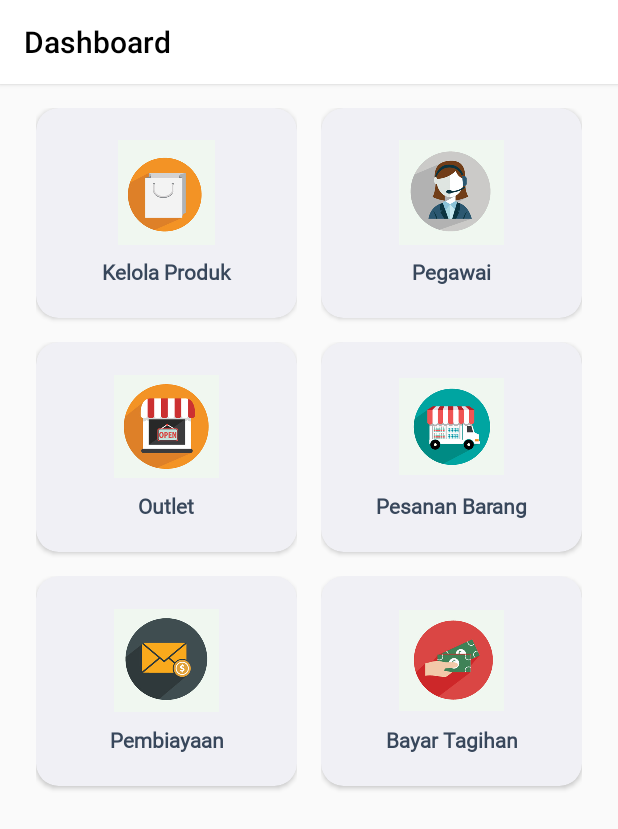
After one commit to Rinal-29/Kotlin-kasir, an Android app: the DashboardActivity screen opened directly, with no data from a screen before it, on a phone screen of 412 x 824 dp. The commit adds this screen. Shown: the top 829 px of the screen. Run offline under Robolectric (Android 15) with nearby library versions, the light colour scheme and no system bars; our stand-ins replace Picasso.

Commit message:
membuat dashboard menu

```diff
--- a/app/src/main/AndroidManifest.xml
+++ b/app/src/main/AndroidManifest.xml
@@ -19,7 +19,7 @@
             </intent-filter>
         </activity>
         <activity
-            android:name=".MainActivity"/>
+            android:name=".DashboardActivity"/>
     </application>
 
 </manifest>
--- /dev/null
+++ b/app/src/main/java/com/rinal/kasir/DashboardActivity.kt
@@ -0,0 +1,41 @@
+package com.rinal.kasir
+
+import androidx.appcompat.app.AppCompatActivity
+import android.os.Bundle
+import android.widget.Toast
+import androidx.recyclerview.widget.GridLayoutManager
+import kotlinx.android.synthetic.main.activity_dashboard.*
+
+class DashboardActivity : AppCompatActivity() {
+
+    private val itemDashboard : MutableList<ItemDashboard> = mutableListOf()
+
+    override fun onCreate(savedInstanceState: Bundle?) {
+        super.onCreate(savedInstanceState)
+        setContentView(R.layout.activity_dashboard)
+
+        setSupportActionBar(toolbar)
+        supportActionBar?.title = getString(R.string.dashboard)
+
+        initData()
+
+        rv_dashboard.layoutManager = GridLayoutManager(applicationContext, 2)
+        rv_dashboard.adapter = DashboardAdapter(applicationContext, itemDashboard){
+            Toast.makeText(applicationContext, it.nameDashboard, Toast.LENGTH_SHORT).show()
+        }
+    }
+
+    private fun initData(){
+        val nameDashboard = resources.getStringArray(R.array.menu_name)
+        val imgDashboard = resources.obtainTypedArray(R.array.menu_img)
+
+        itemDashboard.clear()
+        for (i in nameDashboard.indices){
+            itemDashboard.add(
+                ItemDashboard(imgDashboard.getResourceId(i,0), nameDashboard[i])
+            )
+        }
+
+        imgDashboard.recycle()
+    }
+}
--- /dev/null
+++ b/app/src/main/java/com/rinal/kasir/DashboardAdapter.kt
@@ -0,0 +1,38 @@
+package com.rinal.kasir
+
+import android.content.Context
+import android.view.LayoutInflater
+import android.view.View
+import android.view.ViewGroup
+import androidx.recyclerview.widget.RecyclerView
+import com.squareup.picasso.Picasso
+import kotlinx.android.synthetic.main.list_dashboard_item.view.*
+
+class DashboardAdapter(private val context: Context ,private val item : List<ItemDashboard>, private val listener : (ItemDashboard) -> Unit)
+    : RecyclerView.Adapter<DashboardAdapter.ViewHolder>() {
+
+    override fun onCreateViewHolder(parent: ViewGroup, viewType: Int): ViewHolder =
+        ViewHolder(LayoutInflater.from(context).inflate(R.layout.list_dashboard_item, parent, false))
+
+    override fun getItemCount(): Int = item.size
+
+    override fun onBindViewHolder(holder: ViewHolder, position: Int) {
+        holder.bindItem(item[position], listener)
+    }
+
+    class ViewHolder(view : View) : RecyclerView.ViewHolder(view) {
+
+        fun bindItem(itemDashboard: ItemDashboard, listener: (ItemDashboard) -> Unit) {
+            itemView.apply {
+                itemDashboard.imgDashboard?.let {
+                    Picasso.get().load(it).fit().into(img_dashboard)
+                }
+                tv_dashboard.text = itemDashboard.nameDashboard
+            }
+
+            itemView.setOnClickListener {
+                listener(itemDashboard)
+            }
+        }
+    }
+}
--- /dev/null
+++ b/app/src/main/java/com/rinal/kasir/ItemDashboard.kt
@@ -0,0 +1,7 @@
+package com.rinal.kasir
+
+import android.os.Parcelable
+import kotlinx.android.parcel.Parcelize
+
+@Parcelize
+data class ItemDashboard (val imgDashboard : Int?, val nameDashboard : String?) : Parcelable
--- a/app/src/main/java/com/rinal/kasir/MainActivity.kt
+++ /dev/null
@@ -1,16 +0,0 @@
-package com.rinal.kasir
-
-import androidx.appcompat.app.AppCompatActivity
-import android.os.Bundle
-import kotlinx.android.synthetic.main.activity_main.*
-
-class MainActivity : AppCompatActivity() {
-
-    override fun onCreate(savedInstanceState: Bundle?) {
-        super.onCreate(savedInstanceState)
-        setContentView(R.layout.activity_main)
-
-        setSupportActionBar(toolbar)
-        supportActionBar?.title = getString(R.string.dashboard)
-    }
-}
--- a/app/src/main/java/com/rinal/kasir/login/LoginActivity.kt
+++ b/app/src/main/java/com/rinal/kasir/login/LoginActivity.kt
@@ -5,7 +5,7 @@ import androidx.appcompat.app.AppCompatActivity
 import android.os.Bundle
 import android.view.Window
 import android.view.WindowManager
-import com.rinal.kasir.MainActivity
+import com.rinal.kasir.DashboardActivity
 import com.rinal.kasir.R
 import com.rinal.kasir.regist.RegisterActivity
 import kotlinx.android.synthetic.main.activity_login.*
@@ -34,7 +34,7 @@ class LoginActivity : AppCompatActivity() {
         }
 
         btn_login.setOnClickListener {
-            val intent = Intent(applicationContext, MainActivity::class.java)
+            val intent = Intent(applicationContext, DashboardActivity::class.java)
             startActivity(intent)
             finish()
         }
--- a/app/src/main/java/com/rinal/kasir/slider/SliderActivity.kt
+++ b/app/src/main/java/com/rinal/kasir/slider/SliderActivity.kt
@@ -44,21 +44,21 @@ class SliderActivity : AppCompatActivity() {
         // add list item to SliderItem
         listItem.add(
             SliderItem(
-                "This Is",
+                "Page 1",
                 "It is a long established fact that a reader will be distracted by the readable content of a page when looking at its layout. The point of using Lorem Ipsum is that it has a more-or-less normal distribution of letters, as opposed to using 'Content here, content here', making it look like readable English. ",
                 R.drawable.undraw_shared_workspace
             )
         )
         listItem.add(
             SliderItem(
-                "From Slider",
+                "Page 2",
                 "It is a long established fact that a reader will be distracted by the readable content of a page when looking at its layout. The point of using Lorem Ipsum is that it has a more-or-less normal distribution of letters, as opposed to using 'Content here, content here', making it look like readable English. ",
                 R.drawable.undraw_code_thinking
             )
         )
         listItem.add(
             SliderItem(
-                "Tutorial :v ",
+                "Page 3",
                 "It is a long established fact that a reader will be distracted by the readable content of a page when looking at its layout. The point of using Lorem Ipsum is that it has a more-or-less normal distribution of letters, as opposed to using 'Content here, content here', making it look like readable English. ",
                 R.drawable.undraw_moving_forward
             )
@@ -112,7 +112,7 @@ class SliderActivity : AppCompatActivity() {
             // save state so next time user run app
             // we know that he is already looked slider activity
             // put boolean to know the state
-            //savePrefsData()
+            savePrefsData()
             finish()
         }
     }
--- a/app/src/main/res/layout/activity_main.xml
+++ b/app/src/main/res/layout/activity_dashboard.xml
@@ -4,14 +4,14 @@
     xmlns:tools="http://schemas.android.com/tools"
     android:layout_width="match_parent"
     android:layout_height="match_parent"
-    tools:context=".MainActivity">
+    tools:context=".DashboardActivity">
 
     <androidx.appcompat.widget.Toolbar
         android:id="@+id/toolbar"
         android:layout_width="match_parent"
         android:layout_height="?attr/actionBarSize"
         android:background="?attr/colorPrimary"
-        android:elevation="4dp"
+        android:elevation="2dp"
         android:theme="@style/ThemeOverlay.AppCompat.ActionBar"
         app:popupTheme="@style/ThemeOverlay.AppCompat.Light"
         app:layout_constraintTop_toTopOf="parent"
@@ -19,4 +19,14 @@
         app:layout_constraintEnd_toEndOf="parent"
         app:titleTextColor="@android:color/black"/>
 
+    <androidx.recyclerview.widget.RecyclerView
+        android:id="@+id/rv_dashboard"
+        android:layout_width="0dp"
+        android:layout_height="0dp"
+        android:padding="16dp"
+        app:layout_constraintEnd_toEndOf="parent"
+        app:layout_constraintStart_toStartOf="parent"
+        app:layout_constraintTop_toBottomOf="@id/toolbar"
+        app:layout_constraintBottom_toBottomOf="parent"/>
+
 </androidx.constraintlayout.widget.ConstraintLayout>
--- /dev/null
+++ b/app/src/main/res/layout/list_dashboard_item.xml
@@ -0,0 +1,47 @@
+<?xml version="1.0" encoding="utf-8"?>
+<androidx.constraintlayout.widget.ConstraintLayout xmlns:android="http://schemas.android.com/apk/res/android"
+    android:layout_width="match_parent"
+    android:layout_height="wrap_content"
+    xmlns:app="http://schemas.android.com/apk/res-auto"
+    xmlns:tools="http://schemas.android.com/tools"
+    android:layout_marginStart="8dp"
+    android:layout_marginEnd="8dp"
+    android:layout_marginBottom="8dp">
+
+    <androidx.cardview.widget.CardView
+        android:layout_width="match_parent"
+        android:layout_height="140dp"
+        app:layout_constraintTop_toTopOf="parent"
+        app:layout_constraintStart_toStartOf="parent"
+        app:layout_constraintEnd_toEndOf="parent"
+        app:layout_constraintBottom_toBottomOf="parent"
+        app:cardCornerRadius="15dp"
+        android:layout_marginBottom="8dp"
+        app:cardBackgroundColor="@color/color_back_gray">
+
+        <LinearLayout
+            android:layout_width="match_parent"
+            android:layout_height="match_parent"
+            android:orientation="vertical"
+            android:gravity="center"
+            android:padding="8dp">
+
+            <ImageView
+                android:id="@+id/img_dashboard"
+                android:layout_width="70dp"
+                android:layout_height="70dp"
+                tools:src="@drawable/produk"/>
+
+            <TextView
+                android:id="@+id/tv_dashboard"
+                android:layout_width="match_parent"
+                android:layout_height="wrap_content"
+                tools:text="Penjualan"
+                android:textAlignment="center"
+                android:textColor="@color/textColorPrimary"
+                android:fontFamily="@font/roboto"
+                android:textStyle="bold"
+                android:layout_marginTop="8dp"/>
+        </LinearLayout>
+    </androidx.cardview.widget.CardView>
+</androidx.constraintlayout.widget.ConstraintLayout>
--- a/app/src/main/res/values/colors.xml
+++ b/app/src/main/res/values/colors.xml
@@ -1,7 +1,7 @@
 <?xml version="1.0" encoding="utf-8"?>
 
 <resources>
-    <color name="colorPrimary">#ffffff</color>
+    <color name="colorPrimary">#FFF</color>
     <color name="colorPrimaryDark">#aaa</color>
     <color name="colorAccent">#ffffff</color>
 
```
